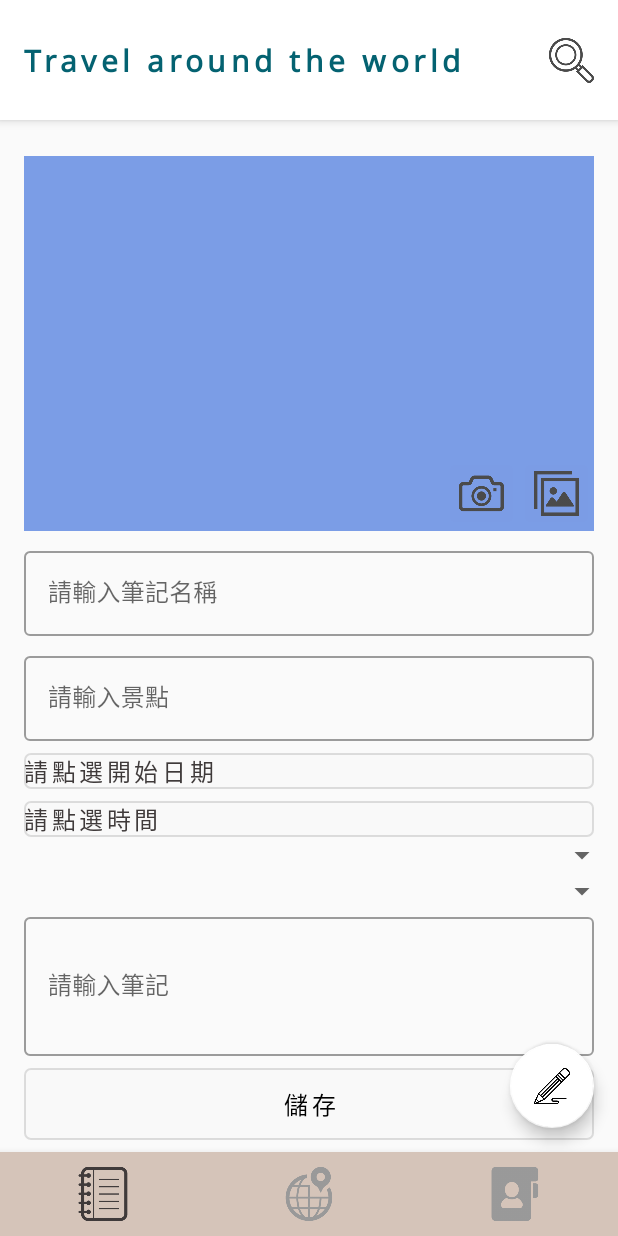
After one commit to yining24/Note-Moment, an Android app: the AddNoteFragment screen opened through its navigation route, on a phone screen of 412 x 824 dp. The commit adds this screen. Run offline under Robolectric (Android 15) with nearby library versions, the phone set to English and light mode, and no system bars; our stand-ins replace data binding.

Commit message:
Added add note and add box fragment

```diff
--- a/app/build.gradle
+++ b/app/build.gradle
@@ -93,6 +93,9 @@ dependencies {
     implementation "com.leinardi.android:speed-dial:3.1.1"
     implementation 'com.android.support:design:29.0.0'
 
+    //ccp
+    implementation 'com.hbb20:ccp:2.3.6'
+
     testImplementation 'junit:junit:4.12'
     androidTestImplementation 'androidx.test:runner:1.2.0'
     androidTestImplementation 'androidx.test.espresso:espresso-core:3.2.0'
--- a/app/src/main/java/com/angela/notemoment/MainActivity.kt
+++ b/app/src/main/java/com/angela/notemoment/MainActivity.kt
@@ -1,10 +1,17 @@
 package com.angela.notemoment
 
+import android.annotation.SuppressLint
 import androidx.appcompat.app.AppCompatActivity
 import android.os.Bundle
+import android.os.Handler
+import android.view.View
+import androidx.activity.viewModels
 import androidx.databinding.DataBindingUtil
+import androidx.lifecycle.Observer
 import androidx.navigation.findNavController
+import androidx.navigation.fragment.findNavController
 import com.angela.notemoment.databinding.ActivityMainBinding
+import com.angela.notemoment.ext.getVmFactory
 import com.google.android.material.bottomnavigation.BottomNavigationView
 import com.google.android.material.floatingactionbutton.FloatingActionButton
 
@@ -13,12 +20,13 @@ import com.google.android.material.floatingactionbutton.FloatingActionButton
 
 class MainActivity : AppCompatActivity() {
 
+    val viewModel by viewModels<MainViewModel> { getVmFactory() }
+
     private var isFabOpen = false
     private lateinit var fab : FloatingActionButton
     private lateinit var fabBox : FloatingActionButton
     private lateinit var fabNote : FloatingActionButton
 
-    //    val viewModel by viewModels<MainViewModel> { getVmFactory() }
     private lateinit var binding: ActivityMainBinding
 
     private val onNavigationItemSelectedListener =
@@ -44,15 +52,18 @@ class MainActivity : AppCompatActivity() {
         }
 
 
+    @SuppressLint("RestrictedApi")
     override fun onCreate(savedInstanceState: Bundle?) {
         super.onCreate(savedInstanceState)
 
         binding = DataBindingUtil.setContentView(this, R.layout.activity_main)
         binding.lifecycleOwner = this
-//        binding.viewModel = viewModel
+        binding.viewModel = viewModel
 
         setupBottomNav()
 //        binding.toolbar.inflateMenu(R.menu.toolbar_menu)
+
+
 
 
 
@@ -60,6 +71,7 @@ class MainActivity : AppCompatActivity() {
         fab = findViewById(R.id.fab)
         fabBox = findViewById(R.id.fab_box)
         fabNote = findViewById(R.id.fab_note)
+        fab.bringToFront()
         fab.setOnClickListener {
             if (!isFabOpen) {
                 showFABMenu()
@@ -67,6 +79,22 @@ class MainActivity : AppCompatActivity() {
                 closeFABMenu()
             }
         }
+
+        viewModel.navigateToAddBox.observe(this, Observer {
+            it?.let {
+                findNavController(R.id.myNavHostFragment).navigate(NavigationDirections.actionGlobalAddboxFragment())
+                viewModel.onAddBoxNavigated()
+                closeFABMenu()
+            }
+        })
+
+        viewModel.navigateToAddNote.observe(this, Observer {
+            it?.let {
+                findNavController(R.id.myNavHostFragment).navigate(NavigationDirections.actionGlobalAddNoteFragment())
+                viewModel.onAddNoteNavigated()
+                closeFABMenu()
+            }
+        })
 
 
     }
@@ -79,15 +107,23 @@ class MainActivity : AppCompatActivity() {
     }
 
 
+    @SuppressLint("RestrictedApi")
     private fun showFABMenu() {
         isFabOpen = true
+        fabBox.visibility = View.VISIBLE
+        fabNote.visibility = View.VISIBLE
         fabBox.animate().translationY(-getResources().getDimension(R.dimen.standard_105))
         fabNote.animate().translationY(-getResources().getDimension(R.dimen.standard_55))
     }
 
+    @SuppressLint("RestrictedApi")
     private fun closeFABMenu() {
         isFabOpen = false
-        fabBox.animate().translationY(0F)
-        fabNote.animate().translationY(0F)
+        fabBox.animate().translationY(0F).withEndAction {
+            fabBox.visibility = View.GONE
+        }
+        fabNote.animate().translationY(0F).withEndAction {
+            fabNote.visibility = View.GONE
+        }
     }
 }
--- /dev/null
+++ b/app/src/main/java/com/angela/notemoment/MainViewModel.kt
@@ -0,0 +1,62 @@
+package com.angela.notemoment
+
+import androidx.lifecycle.LiveData
+import androidx.lifecycle.MutableLiveData
+import androidx.lifecycle.ViewModel
+import com.angela.notemoment.data.source.NoteRepository
+import kotlinx.coroutines.CoroutineScope
+import kotlinx.coroutines.Dispatchers
+import kotlinx.coroutines.Job
+
+class MainViewModel (private val noteRepository: NoteRepository) : ViewModel() {
+
+
+
+    private val _navigateToAddBox = MutableLiveData<Boolean>()
+
+    val navigateToAddBox: LiveData<Boolean>
+        get() = _navigateToAddBox
+
+    private val _navigateToAddNote = MutableLiveData<Boolean>()
+
+    val navigateToAddNote: LiveData<Boolean>
+        get() = _navigateToAddNote
+
+
+
+    private var viewModelJob = Job()
+
+    private val coroutineScope = CoroutineScope(viewModelJob + Dispatchers.Main)
+
+
+
+    override fun onCleared() {
+        super.onCleared()
+        viewModelJob.cancel()
+    }
+
+    init {
+        Logger.i("------------------------------------")
+        Logger.i("[${this::class.simpleName}]${this}")
+        Logger.i("------------------------------------")
+    }
+
+
+    fun navigateToAddBox() {
+        _navigateToAddBox.value = true
+    }
+
+    fun onAddBoxNavigated() {
+        _navigateToAddBox.value = null
+    }
+
+    fun navigateToAddNote() {
+        _navigateToAddNote.value = true
+    }
+
+    fun onAddNoteNavigated() {
+        _navigateToAddNote.value = null
+    }
+
+
+}
--- /dev/null
+++ b/app/src/main/java/com/angela/notemoment/addnote/AddNoteFragment.kt
@@ -0,0 +1,65 @@
+package com.angela.notemoment.addnote
+
+import android.app.DatePickerDialog
+import android.app.TimePickerDialog
+import android.icu.text.SimpleDateFormat
+import android.icu.util.Calendar
+import android.os.Bundle
+import android.view.LayoutInflater
+import android.view.View
+import android.view.ViewGroup
+import androidx.databinding.DataBindingUtil
+import androidx.fragment.app.Fragment
+import com.angela.notemoment.R
+import com.angela.notemoment.databinding.FragmentAddNoteBinding
+import java.util.*
+
+class AddNoteFragment  : Fragment() {
+//    private val addNoteViewModel by viewModels<addNoteViewModel> { getVmFactory() }
+
+
+    override fun onCreateView(
+        inflater: LayoutInflater,
+        container: ViewGroup?,
+        savedInstanceState: Bundle?
+    ): View? {
+        val binding: FragmentAddNoteBinding =
+            DataBindingUtil.inflate(inflater, R.layout.fragment_add_note, container, false)
+        binding.lifecycleOwner = this
+//        binding.viewModel = addNoteViewModel
+
+
+        //date picker
+        var cal = Calendar.getInstance()
+
+        val dateSetListener = DatePickerDialog.OnDateSetListener { view, year, monthOfYear, dayOfMonth ->
+            cal.set(Calendar.YEAR, year)
+            cal.set(Calendar.MONTH, monthOfYear)
+            cal.set(Calendar.DAY_OF_MONTH, dayOfMonth)
+
+            val myFormat = "MM/dd/yyyy" // mention the format you need
+            val sdf = SimpleDateFormat(myFormat, Locale.US)
+            binding.selectDate.text = sdf.format(cal.time)
+
+        }
+
+        binding.selectDate.setOnClickListener {
+            DatePickerDialog(context!!, dateSetListener,
+                cal.get(Calendar.YEAR),
+                cal.get(Calendar.MONTH),
+                cal.get(Calendar.DAY_OF_MONTH)).show()
+        }
+
+
+        binding.selectTime.setOnClickListener {
+            val hour = cal.get(Calendar.HOUR_OF_DAY)
+            val minute = cal.get(Calendar.MINUTE)
+            TimePickerDialog(context!!, 3,{
+                    _, hour, minute->
+                binding.selectTime.text = String.format("%02d:%02d", hour, minute)
+            }, hour, minute, true).show()
+        }
+
+    return binding.root
+    }
+}
--- /dev/null
+++ b/app/src/main/java/com/angela/notemoment/addnote/AddNoteViewModel.kt
@@ -0,0 +1,4 @@
+package com.angela.notemoment.addnote
+
+class AddNoteViewModel {
+}
--- a/app/src/main/java/com/angela/notemoment/ext/ActivityExt.kt
+++ b/app/src/main/java/com/angela/notemoment/ext/ActivityExt.kt
@@ -7,10 +7,10 @@ import com.angela.notemoment.NoteApplication
 import com.angela.notemoment.factory.ViewModelFactory
 
 
-//fun Activity.getVmFactory(): ViewModelFactory {
-//    val repository = (applicationContext as NoteApplication).noteRepository
-//    return ViewModelFactory(repository)
-//}
+fun Activity.getVmFactory(): ViewModelFactory {
+    val repository = (applicationContext as NoteApplication).noteRepository
+    return ViewModelFactory(repository)
+}
 
 fun Activity?.showToast(message: String) {
     Toast.makeText(this, message, Toast.LENGTH_SHORT).apply {
--- a/app/src/main/java/com/angela/notemoment/factory/ViewModelFactory.kt
+++ b/app/src/main/java/com/angela/notemoment/factory/ViewModelFactory.kt
@@ -2,10 +2,13 @@ package com.angela.notemoment.factory
 
 import androidx.lifecycle.ViewModel
 import androidx.lifecycle.ViewModelProvider
+import com.angela.notemoment.MainViewModel
 import com.angela.notemoment.data.source.NoteRepository
 import com.angela.notemoment.list.ListViewModel
 
-//Factory for all ViewModels
+/**
+ * Factory for all ViewModels
+ */
 
 @Suppress("UNCHECKED_CAST")
 class ViewModelFactory constructor(
@@ -15,9 +18,9 @@ class ViewModelFactory constructor(
     override fun <T : ViewModel> create(modelClass: Class<T>) =
         with(modelClass) {
             when {
-//                isAssignableFrom(MainViewModel::class.java) ->
-//                    MainViewModel(noteRepository)
-//
+                isAssignableFrom(MainViewModel::class.java) ->
+                    MainViewModel(noteRepository)
+
                 isAssignableFrom(ListViewModel::class.java) ->
                     ListViewModel(noteRepository)
 
--- /dev/null
+++ b/app/src/main/res/drawable/bg_text_frame.xml
@@ -0,0 +1,22 @@
+<?xml version="1.0" encoding="utf-8"?>
+<layer-list xmlns:android="http://schemas.android.com/apk/res/android">
+
+    <item>
+        <shape>
+
+            <corners android:topLeftRadius="4dp"
+                android:bottomLeftRadius="4dp"
+                android:bottomRightRadius="4dp"
+                android:topRightRadius="4dp"/>
+
+            <solid android:color="@color/transparent" />
+
+            <stroke
+                android:width="1dp"
+                android:color="#1F000000" />
+
+        </shape>
+    </item>
+
+
+</layer-list>
--- a/app/src/main/res/layout/activity_main.xml
+++ b/app/src/main/res/layout/activity_main.xml
@@ -4,6 +4,9 @@
     xmlns:tools="http://schemas.android.com/tools">
 
     <data>
+        <variable
+            name="viewModel"
+            type="com.angela.notemoment.MainViewModel" />
 
     </data>
     <androidx.constraintlayout.widget.ConstraintLayout
@@ -38,12 +41,12 @@
                     android:textStyle="bold"
                     android:visibility="visible"
                     app:layout_constraintBottom_toBottomOf="parent"
-                    app:layout_constraintEnd_toStartOf="@+id/imageButton"
+                    app:layout_constraintEnd_toStartOf="@+id/search_button"
                     app:layout_constraintStart_toStartOf="parent"
                     app:layout_constraintTop_toTopOf="parent" />
 
                 <Button
-                    android:id="@+id/imageButton"
+                    android:id="@+id/search_button"
                     android:layout_width="30dp"
                     android:layout_height="30dp"
                     android:layout_marginEnd="16dp"
@@ -97,7 +100,8 @@
             app:layout_constraintTop_toTopOf="@+id/fab"
             app:layout_constraintEnd_toEndOf="@+id/fab"
             app:layout_constraintStart_toStartOf="@+id/fab"
-            app:srcCompat="@drawable/icon_addfolder_black" />
+            app:srcCompat="@drawable/icon_addfolder_black"
+            android:onClick="@{() -> viewModel.navigateToAddBox()}" />
 
         <com.google.android.material.floatingactionbutton.FloatingActionButton
             android:id="@+id/fab_note"
@@ -109,7 +113,8 @@
             app:layout_constraintEnd_toEndOf="@+id/fab"
             app:layout_constraintStart_toStartOf="@+id/fab"
             app:layout_constraintTop_toTopOf="@+id/fab"
-            app:srcCompat="@drawable/icon_writenote_black" />
+            app:srcCompat="@drawable/icon_writenote_black"
+            android:onClick="@{() -> viewModel.navigateToAddNote()}"/>
 
 
         <com.google.android.material.floatingactionbutton.FloatingActionButton
@@ -119,6 +124,7 @@
             android:layout_marginEnd="16dp"
             android:layout_marginBottom="16dp"
             android:clickable="true"
+            android:elevation="6dp"
             app:backgroundTint="@color/white"
             app:layout_constraintBottom_toBottomOf="@+id/myNavHostFragment"
             app:layout_constraintEnd_toEndOf="parent"
--- /dev/null
+++ b/app/src/main/res/layout/fragment_add_note.xml
@@ -0,0 +1,169 @@
+<?xml version="1.0" encoding="utf-8"?>
+<layout xmlns:android="http://schemas.android.com/apk/res/android"
+    xmlns:app="http://schemas.android.com/apk/res-auto"
+    xmlns:tools="http://schemas.android.com/tools">
+
+    <data>
+        <variable
+            name="viewModel"
+            type="com.angela.notemoment.addnote.AddNoteViewModel" />
+
+    </data>
+
+    <androidx.constraintlayout.widget.ConstraintLayout
+        android:layout_width="match_parent"
+        android:layout_height="match_parent">
+
+        <ImageView
+            android:id="@+id/upload_image"
+            android:layout_width="0dp"
+            android:layout_height="250dp"
+            android:layout_marginStart="16dp"
+            android:layout_marginTop="24dp"
+            android:layout_marginEnd="16dp"
+            android:background="@color/blue_facebook"
+            android:scaleType="centerCrop"
+            app:layout_constraintEnd_toEndOf="parent"
+            app:layout_constraintStart_toStartOf="parent"
+            app:layout_constraintTop_toTopOf="parent" />
+
+        <ImageButton
+            android:id="@+id/upload_button"
+            android:layout_width="50dp"
+            android:layout_height="50dp"
+            android:backgroundTint="@color/transparent"
+            android:scaleType="centerCrop"
+            app:layout_constraintBottom_toBottomOf="@+id/upload_image"
+            app:layout_constraintEnd_toEndOf="@+id/upload_image"
+            app:srcCompat="@drawable/icon_photo_gray" />
+
+        <ImageButton
+            android:id="@+id/camera_button"
+            android:layout_width="50dp"
+            android:layout_height="50dp"
+            android:backgroundTint="@color/transparent"
+            android:scaleType="centerCrop"
+            app:layout_constraintBottom_toBottomOf="@+id/upload_image"
+            app:layout_constraintEnd_toStartOf="@+id/upload_button"
+            app:srcCompat="@drawable/icon_camera_gray" />
+
+
+        <com.google.android.material.textfield.TextInputLayout
+            android:id="@+id/title_text"
+            style="@style/Widget.MaterialComponents.TextInputLayout.OutlinedBox"
+            android:layout_width="match_parent"
+            android:layout_height="wrap_content"
+            android:layout_marginStart="16dp"
+            android:layout_marginTop="8dp"
+            android:layout_marginEnd="16dp"
+            android:hint="請輸入筆記名稱"
+            app:layout_constraintEnd_toEndOf="parent"
+            app:layout_constraintStart_toStartOf="parent"
+            app:layout_constraintTop_toBottomOf="@+id/upload_image">
+
+            <com.google.android.material.textfield.TextInputEditText
+                android:layout_width="match_parent"
+                android:layout_height="wrap_content" />
+
+        </com.google.android.material.textfield.TextInputLayout>
+
+        <com.google.android.material.textfield.TextInputLayout
+            android:id="@+id/location_text"
+            style="@style/Widget.MaterialComponents.TextInputLayout.OutlinedBox"
+            android:layout_width="match_parent"
+            android:layout_height="wrap_content"
+            android:layout_marginStart="16dp"
+            android:layout_marginTop="8dp"
+            android:layout_marginEnd="16dp"
+            android:hint="請輸入景點"
+            app:layout_constraintEnd_toEndOf="parent"
+            app:layout_constraintStart_toStartOf="parent"
+            app:layout_constraintTop_toBottomOf="@+id/title_text">
+
+            <com.google.android.material.textfield.TextInputEditText
+                android:layout_width="match_parent"
+                android:layout_height="wrap_content" />
+
+        </com.google.android.material.textfield.TextInputLayout>
+
+        <TextView
+            android:id="@+id/select_date"
+            style="@style/boxTitle"
+            android:layout_width="0dp"
+            android:layout_height="wrap_content"
+            android:layout_marginTop="8dp"
+            android:background="@drawable/bg_text_frame"
+            android:text="請點選開始日期"
+            app:layout_constraintEnd_toEndOf="@+id/location_text"
+            app:layout_constraintStart_toStartOf="@+id/location_text"
+            app:layout_constraintTop_toBottomOf="@+id/location_text" />
+
+        <TextView
+            android:id="@+id/select_time"
+            style="@style/boxTitle"
+            android:layout_width="0dp"
+            android:layout_height="wrap_content"
+            android:layout_marginTop="8dp"
+            android:background="@drawable/bg_text_frame"
+            android:text="請點選時間"
+            app:layout_constraintEnd_toEndOf="@+id/location_text"
+            app:layout_constraintStart_toStartOf="@+id/location_text"
+            app:layout_constraintTop_toBottomOf="@+id/select_date" />
+
+        <Spinner
+            android:id="@+id/select_tag"
+            android:layout_width="match_parent"
+            android:layout_height="wrap_content"
+            app:layout_constraintEnd_toEndOf="@+id/location_text"
+            app:layout_constraintStart_toStartOf="@+id/location_text"
+            app:layout_constraintTop_toBottomOf="@+id/select_time"
+            android:spinnerMode="dialog" />
+
+        <Spinner
+            android:id="@+id/select_box"
+            android:layout_width="match_parent"
+            android:layout_height="wrap_content"
+            app:layout_constraintEnd_toEndOf="@+id/location_text"
+            app:layout_constraintStart_toStartOf="@+id/location_text"
+            app:layout_constraintTop_toBottomOf="@+id/select_tag"
+            android:spinnerMode="dialog"
+            android:prompt="@string/app_name" />
+
+        <com.google.android.material.textfield.TextInputLayout
+            android:id="@+id/write_note"
+            style="@style/Widget.MaterialComponents.TextInputLayout.OutlinedBox"
+            android:layout_width="match_parent"
+            android:layout_height="0dp"
+            android:layout_marginStart="16dp"
+            android:layout_marginEnd="16dp"
+            android:layout_marginBottom="8dp"
+            android:hint="請輸入筆記"
+            app:layout_constraintBottom_toTopOf="@+id/save_button"
+            app:layout_constraintEnd_toEndOf="parent"
+            app:layout_constraintStart_toStartOf="parent"
+            app:layout_constraintTop_toBottomOf="@+id/select_box">
+
+            <com.google.android.material.textfield.TextInputEditText
+                android:layout_width="match_parent"
+                android:layout_height="match_parent" />
+        </com.google.android.material.textfield.TextInputLayout>
+
+        <Button
+            android:id="@+id/save_button"
+            android:layout_width="0dp"
+            android:layout_height="wrap_content"
+            android:layout_marginStart="16dp"
+            android:layout_marginEnd="16dp"
+            android:layout_marginBottom="8dp"
+            android:background="@drawable/bg_text_frame"
+            android:letterSpacing="0.15"
+            android:text="儲存"
+            android:textColor="@color/black"
+            android:textSize="16sp"
+            app:layout_constraintBottom_toBottomOf="parent"
+            app:layout_constraintEnd_toEndOf="parent"
+            app:layout_constraintStart_toStartOf="parent" />
+
+
+    </androidx.constraintlayout.widget.ConstraintLayout>
+</layout>
--- a/app/src/main/res/layout/item_list_box.xml
+++ b/app/src/main/res/layout/item_list_box.xml
@@ -22,13 +22,14 @@
             android:id="@+id/list_box_image"
             android:layout_width="0dp"
             android:layout_height="0dp"
+            android:scaleType="centerCrop"
             app:layout_constraintBottom_toBottomOf="parent"
             app:layout_constraintEnd_toEndOf="parent"
             app:layout_constraintHorizontal_bias="0.0"
             app:layout_constraintStart_toStartOf="parent"
             app:layout_constraintTop_toTopOf="parent"
             app:layout_constraintVertical_bias="0.0"
-            app:srcCompat="@drawable/com_facebook_button_like_background" />
+            app:srcCompat="@drawable/flag_bolivia" />
 
         <TextView
             android:id="@+id/list_box_title"
--- a/app/src/main/res/navigation/navigation.xml
+++ b/app/src/main/res/navigation/navigation.xml
@@ -36,6 +36,22 @@
         android:id="@+id/homeFragment"
         android:name="com.angela.notemoment.HomeFragment"
         android:label="HomeFragment" />
+    <fragment
+        android:id="@+id/addboxFragment"
+        android:name="com.angela.notemoment.addbox.AddBoxFragment"
+        android:label="AddboxFragment" />
+    <action android:id="@+id/action_global_addboxFragment"
+        app:destination="@id/addboxFragment"
+        app:popUpTo="@id/homeFragment"
+        app:popUpToInclusive="false" />
+    <fragment
+        android:id="@+id/addNoteFragment"
+        android:name="com.angela.notemoment.addnote.AddNoteFragment"
+        android:label="AddNoteFragment" />
+    <action android:id="@+id/action_global_addNoteFragment"
+        app:destination="@id/addNoteFragment"
+        app:popUpTo="@id/homeFragment"
+        app:popUpToInclusive="false" />
 
 
 </navigation>
--- a/app/src/main/res/values/colors.xml
+++ b/app/src/main/res/values/colors.xml
@@ -17,7 +17,7 @@
     <color name="bottom_navigation_item_selected">@color/black_3f3a3a</color>
 
     <!-- Blue Series -->
-    <color name="blue_facebook">#3b5998</color>
+    <color name="blue_facebook">#7B9DE6</color>
 
 
 </resources>
--- a/build.gradle
+++ b/build.gradle
@@ -20,6 +20,7 @@ allprojects {
     repositories {
         google()
         jcenter()
+        maven { url "https://jitpack.io" }
 
     }
 }
```
Also changed, not shown: app/src/main/java/com/angela/notemoment/Logger.kt (added, +15 -0 lines), app/src/main/java/com/angela/notemoment/addbox/AddBoxFragment.kt (added, +100 -0 lines), app/src/main/java/com/angela/notemoment/addbox/AddBoxViewModel.kt (added, +15 -0 lines), app/src/main/res/layout/fragment_add_box.xml (added, +133 -0 lines), app/src/main/res/layout/fragment_list.xml (+2 -10 lines).
